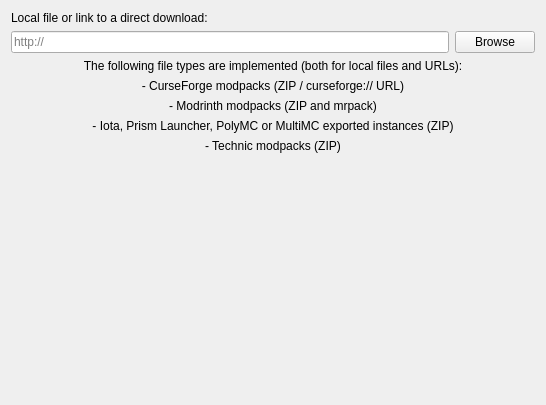
Old version of the form launcher/ui/pages/modplatform/ImportPage.ui in the repository Toutourina0110/PhiLauncher.
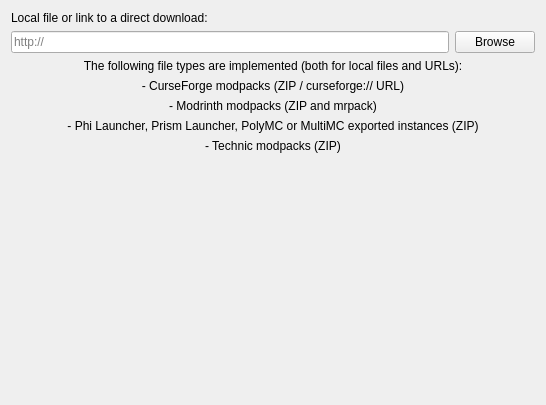
New version of the form.

Commit message: feat: rename launcher to Phi Launcher and use the Phi logo

What changed in the file:
```diff
--- a/launcher/ui/pages/modplatform/ImportPage.ui
+++ b/launcher/ui/pages/modplatform/ImportPage.ui
@@ -60,7 +60,7 @@
      <item>
       <widget class="QLabel" name="label_2">
        <property name="text">
-        <string>- Iota, Prism Launcher, PolyMC or MultiMC exported instances (ZIP)</string>
+        <string>- Phi Launcher, Prism Launcher, PolyMC or MultiMC exported instances (ZIP)</string>
        </property>
        <property name="alignment">
         <set>Qt::AlignCenter</set>
```
The commit also changes 30 other files.
